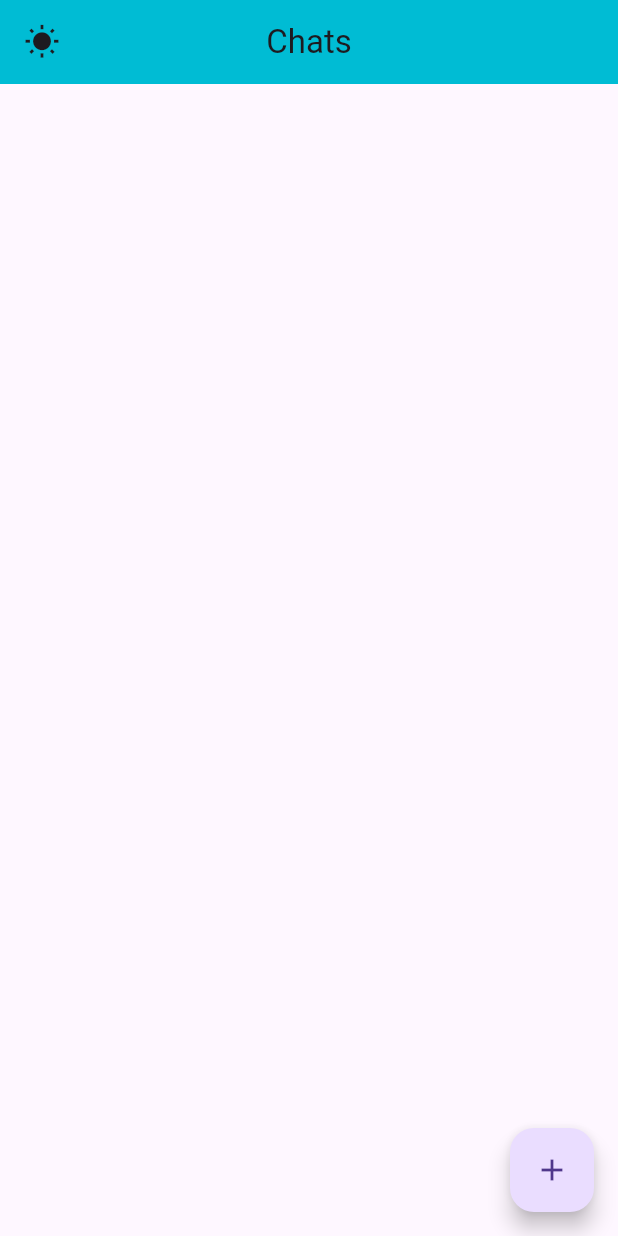
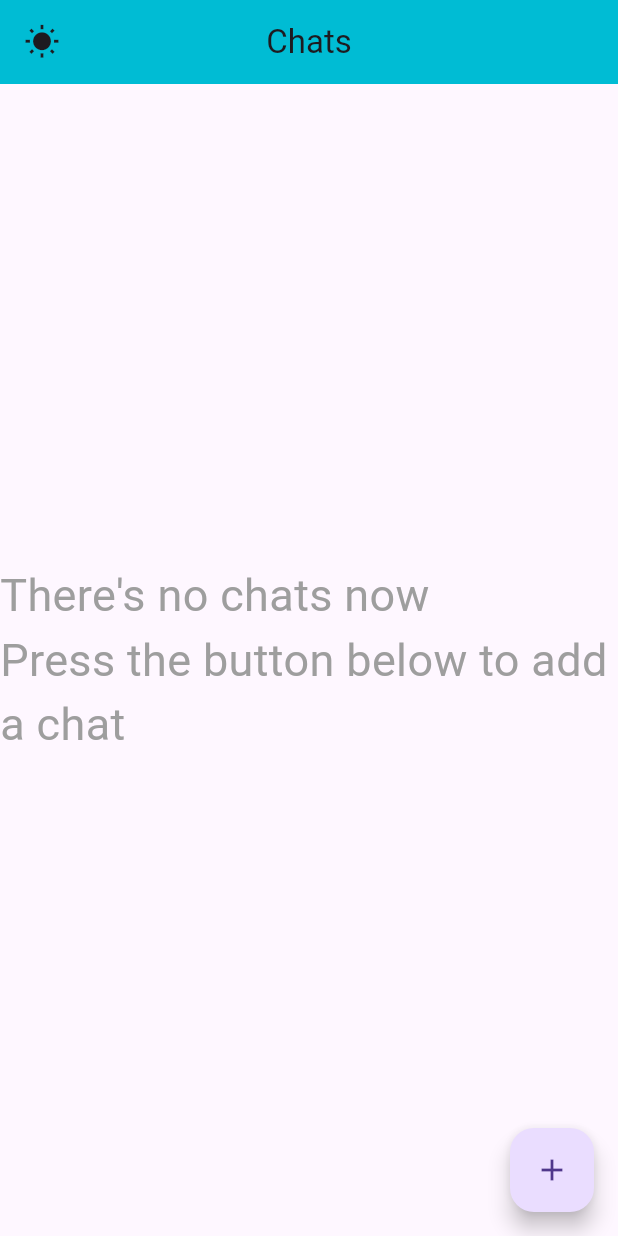
Before and after one commit to bakr286/Chat_app, a Flutter app: the screen it shows after launch, on a phone screen of 412 x 824 dp. Run offline on Flutter 3.47's test engine with Material 3 defaults, Android fonts, the phone set to English and light mode, and no system bars.

Commit message:
initial commit

```diff
--- a/lib/HomeScreen.dart
+++ b/lib/HomeScreen.dart
@@ -3,7 +3,7 @@ import 'package:flutter/rendering.dart';
 import 'package:packages_reusable/ChatScreen.dart';
 String newName = "";
 String newMessage = "";
-
+String initialMessage="There's no chats now\nPress the button below to add a chat";
 
 class HomeScreen extends StatefulWidget {
   const HomeScreen({Key? key}) : super(key: key);
@@ -41,19 +41,6 @@ class _HomeScreenState extends State<HomeScreen> {
           backgroundColor: Colors.cyan, // Adjust color for both themes
         ),
 
-      body:
-      ListView.separated(
-        itemCount: chats.length,
-        itemBuilder: (context, index) {
-          return Chats(
-            context: context, // Pass the context here
-            name: chats[index].name,
-            message: chats[index].message,
-            time: chats[index].time,
-          );
-        },
-        separatorBuilder: (BuildContext context, int index) => Divider(height: 5),
-      ),
       floatingActionButton: FloatingActionButton(
         onPressed: () {
           showDialog(
@@ -100,6 +87,7 @@ class _HomeScreenState extends State<HomeScreen> {
                     onPressed: () {
                       if (_formKey.currentState!.validate()) {
                         setState(() {
+                          initialMessage=' ';
                           chats.add(
                             ChatData(
                               name: newName,
@@ -120,6 +108,22 @@ class _HomeScreenState extends State<HomeScreen> {
         },
         child: Icon(Icons.add),
       ),
+
+      body:
+      Stack(
+        children:<Widget>[ ListView.separated(
+          itemCount: chats.length,
+          itemBuilder: (context, index) {
+            return Chats(
+              context: context,
+              name: chats[index].name,
+              message: chats[index].message,
+              time: chats[index].time,
+            );
+          },
+          separatorBuilder: (BuildContext context, int index) => Divider(height: 5),
+        ),        Center(child: Text(initialMessage,style: TextStyle(fontSize: 30,color:Colors.grey,))),
+      ]),
     )
     );
   }
@@ -146,6 +150,7 @@ Widget Chats({
       Navigator.push(context, MaterialPageRoute(builder: (_) => ChatScreen()));
     },
     child: ListTile(
+      tileColor: Colors.grey,
       leading: Text(
         name[0],
         style: TextStyle(fontSize: 30),
```
